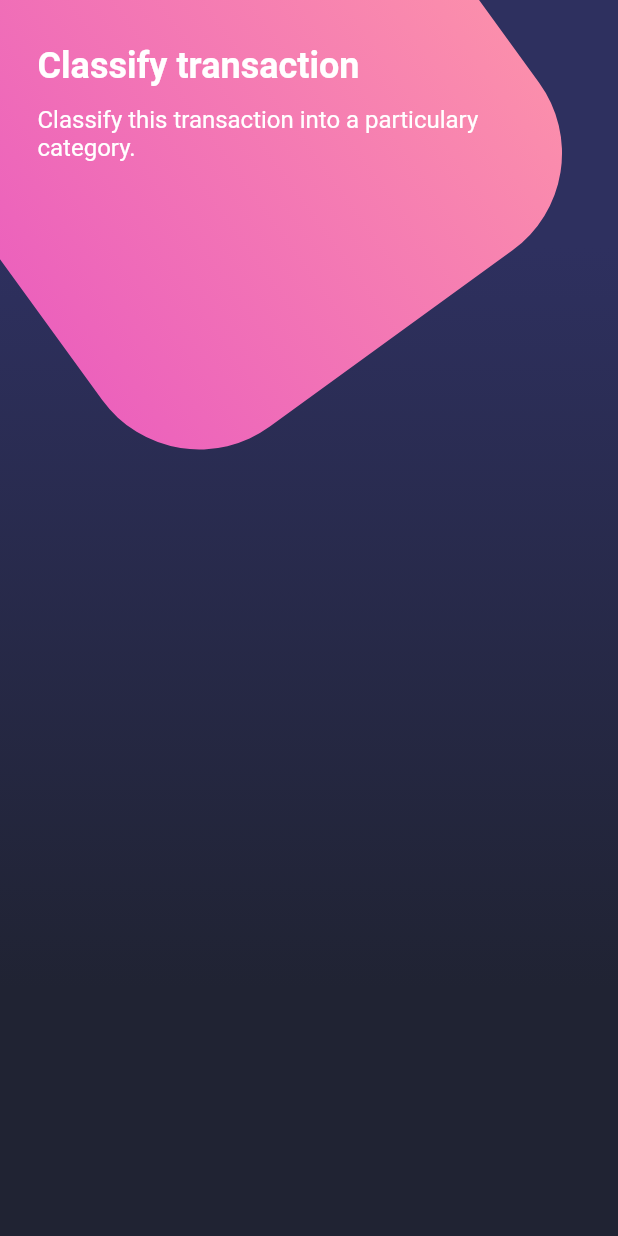
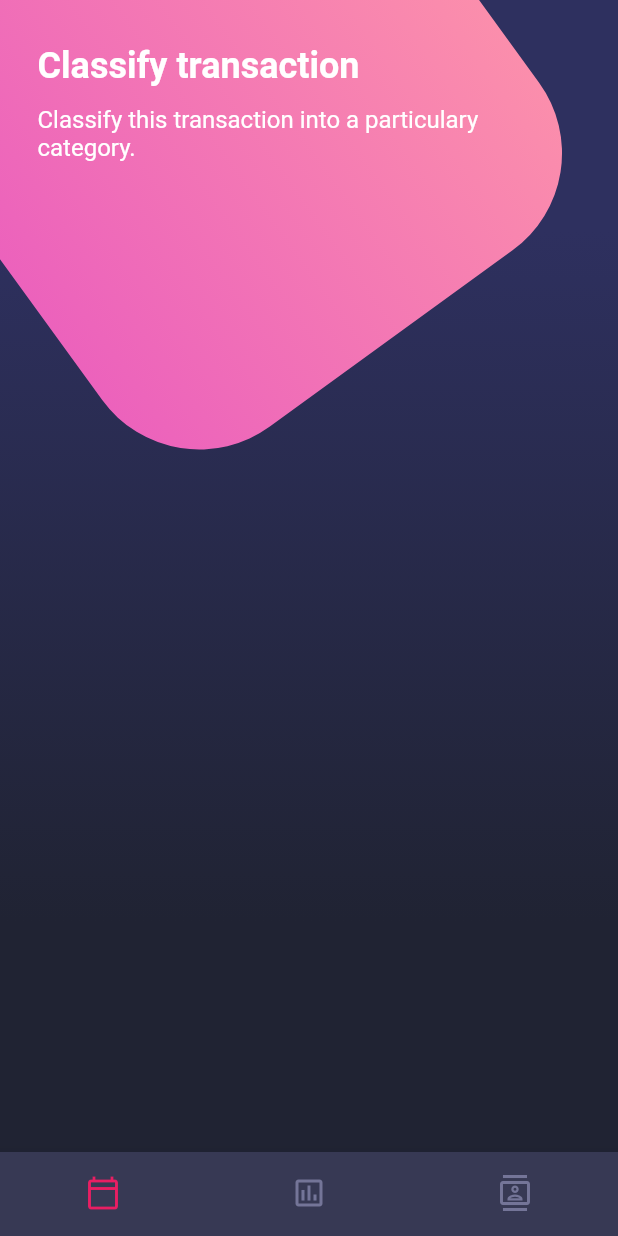
Before and after one commit to Josehdez96/flutter-designs, a Flutter app: the screen it shows after launch, on a phone screen of 412 x 824 dp. Run offline on Flutter 3.47's test engine with Material 2 defaults, Android fonts, the phone set to English and light mode, and no system bars.

Commit message:
feat(custom_bottom_navigation_bar): navigation bar

```diff
--- a/lib/ui/screens/home_screen.dart
+++ b/lib/ui/screens/home_screen.dart
@@ -1,5 +1,6 @@
 import 'package:flutter/material.dart';
 import 'package:flutter_designs/ui/widgets/background.dart';
+import 'package:flutter_designs/ui/widgets/custom_bottom_navigation_bar.dart';
 import 'package:flutter_designs/ui/widgets/home_body.dart';
 
 class HomeScreen extends StatelessWidget {
@@ -14,6 +15,7 @@ class HomeScreen extends StatelessWidget {
           HomeBody()
         ],
       ),
+      bottomNavigationBar: const CustomBottomNavigationBar(),
     );
   }
 }
--- /dev/null
+++ b/lib/ui/widgets/custom_bottom_navigation_bar.dart
@@ -0,0 +1,30 @@
+import 'package:flutter/material.dart';
+
+class CustomBottomNavigationBar extends StatelessWidget {
+  const CustomBottomNavigationBar({ Key? key }) : super(key: key);
+
+  @override
+  Widget build(BuildContext context) {
+    return BottomNavigationBar(
+      showSelectedLabels: false,
+      showUnselectedLabels: false,
+      selectedItemColor: Colors.pink,
+      unselectedItemColor: const Color.fromRGBO(116, 117, 152, 1),
+      backgroundColor: const Color.fromRGBO(55, 57, 84, 1),
+      items: const [
+        BottomNavigationBarItem(
+          label: 'Calendar',
+          icon: Icon(Icons.calendar_today_outlined)
+        ),
+        BottomNavigationBarItem(
+          label: 'Graph',
+          icon: Icon(Icons.insert_chart_outlined_outlined)
+        ),
+        BottomNavigationBarItem(
+          label: 'Users',
+          icon: Icon(Icons.contacts_outlined)
+        )
+      ]
+    );
+  }
+}
```
